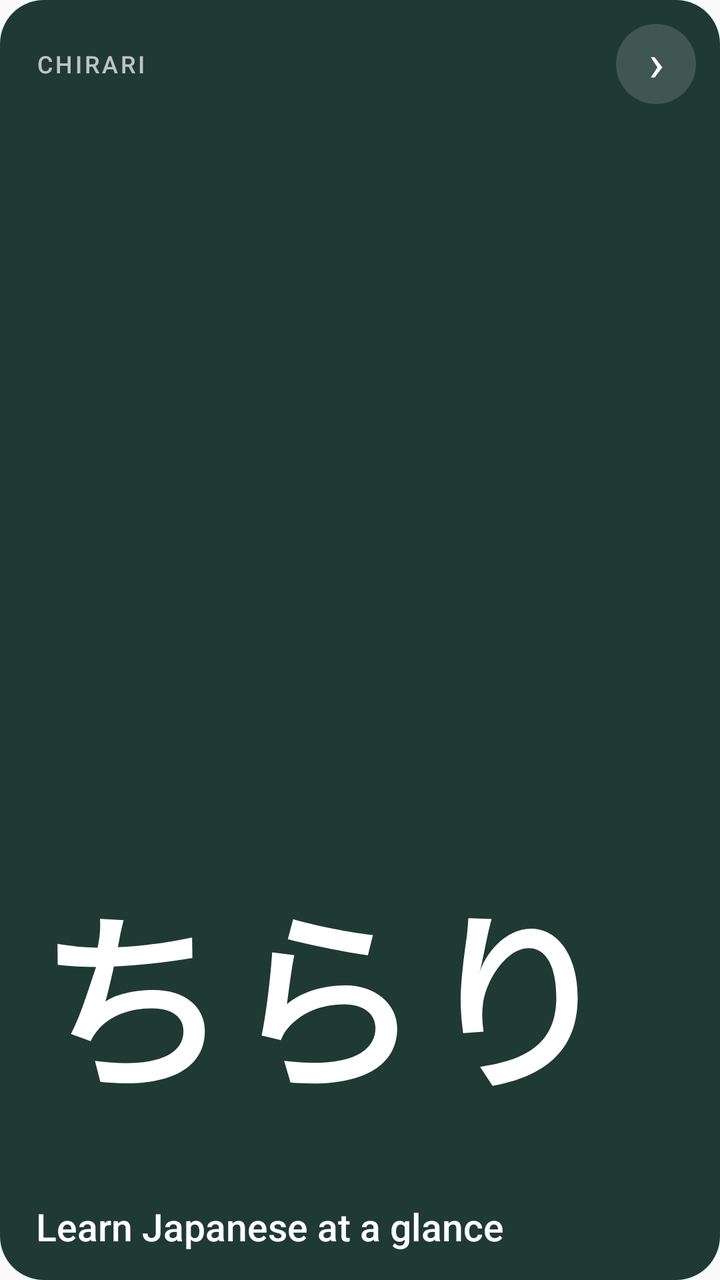
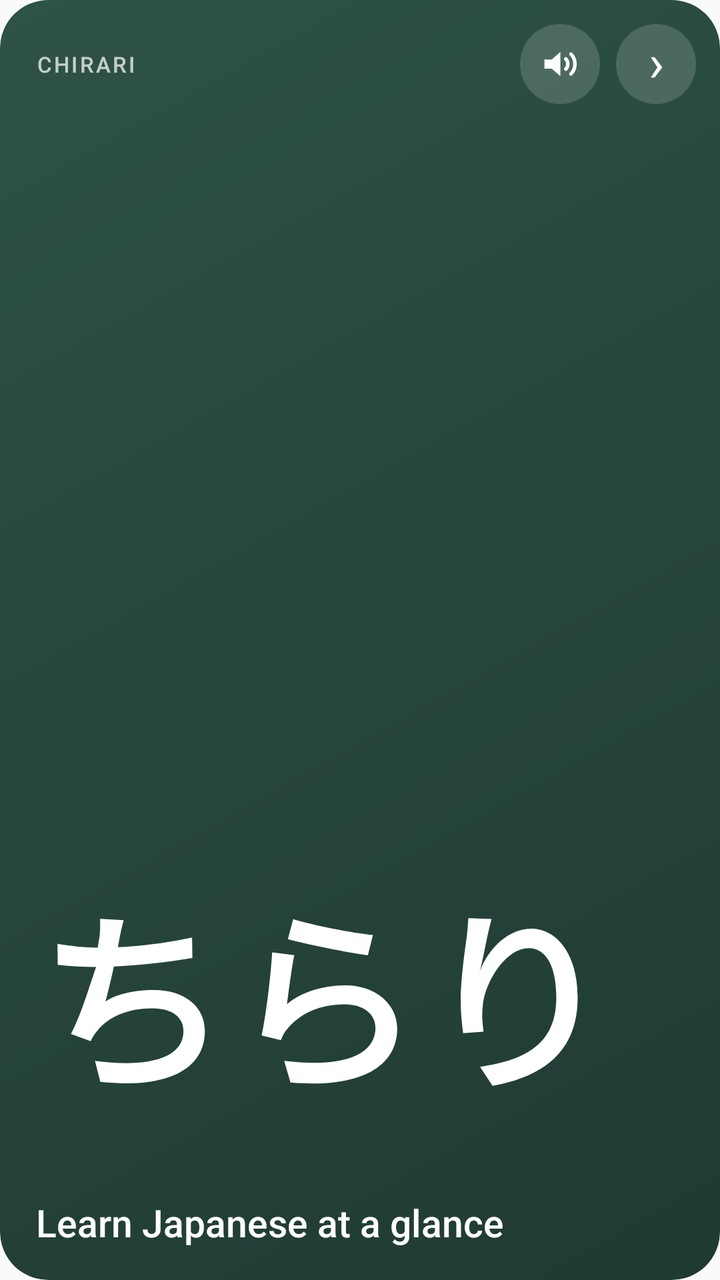

An Android layout rendered at two revisions. The XML below is the earlier revision; the diff shows what the commit changed to produce the second picture.
<!-- AndroidManifest.xml: application theme android:Theme.Material.Light.NoActionBar -->
<!-- res/layout/widget_word.xml -->
<?xml version="1.0" encoding="utf-8"?>
<LinearLayout xmlns:android="http://schemas.android.com/apk/res/android"
    android:id="@+id/widget_root"
    android:layout_width="match_parent"
    android:layout_height="match_parent"
    android:background="@drawable/widget_bg"
    android:orientation="vertical"
    android:paddingStart="18dp"
    android:paddingTop="12dp"
    android:paddingEnd="12dp"
    android:paddingBottom="14dp">

    
    <LinearLayout
        android:layout_width="match_parent"
        android:layout_height="wrap_content"
        android:gravity="center_vertical"
        android:orientation="horizontal">

        <TextView
            android:id="@+id/widget_pack"
            android:layout_width="0dp"
            android:layout_height="wrap_content"
            android:layout_weight="1"
            android:fontFamily="sans-serif-medium"
            android:letterSpacing="0.1"
            android:maxLines="1"
            android:text="CHIRARI"
            android:textColor="#B3FFFFFF"
            android:textSize="12sp" />

        <TextView
            android:id="@+id/widget_next"
            android:layout_width="40dp"
            android:layout_height="40dp"
            android:background="@drawable/widget_next_bg"
            android:contentDescription="Next word"
            android:gravity="center"
            android:includeFontPadding="false"
            android:text="›"
            android:textColor="#FFFFFF"
            android:textSize="26sp" />
    </LinearLayout>

    
    <TextView
        android:id="@+id/widget_word"
        android:layout_width="match_parent"
        android:layout_height="0dp"
        android:layout_weight="1"
        android:autoSizeMaxTextSize="96sp"
        android:autoSizeMinTextSize="26sp"
        android:autoSizeStepGranularity="2sp"
        android:autoSizeTextType="uniform"
        android:fontFamily="sans-serif"
        android:gravity="bottom|start"
        android:includeFontPadding="false"
        android:maxLines="1"
        android:text="ちらり"
        android:textColor="#FFFFFF"
        android:textStyle="bold" />

    <TextView
        android:id="@+id/widget_kana"
        android:layout_width="match_parent"
        android:layout_height="wrap_content"
        android:layout_marginTop="6dp"
        android:maxLines="1"
        android:text=""
        android:textColor="#E6FFFFFF"
        android:textSize="17sp" />

    <TextView
        android:id="@+id/widget_meaning"
        android:layout_width="match_parent"
        android:layout_height="wrap_content"
        android:layout_marginTop="6dp"
        android:ellipsize="end"
        android:fontFamily="sans-serif-medium"
        android:maxLines="2"
        android:text="Learn Japanese at a glance"
        android:textColor="#FFFFFF"
        android:textSize="19sp" />
</LinearLayout>
<!-- resources referenced by this layout -->
<resources>
  <!-- drawable widget_bg (drawable) -->
  <?xml version="1.0" encoding="utf-8"?>
  <shape xmlns:android="http://schemas.android.com/apk/res/android" android:shape="rectangle">
      <solid android:color="#1F3A33" />
      <corners android:radius="22dp" />
  </shape>
  <!-- drawable widget_next_bg (drawable) -->
  <?xml version="1.0" encoding="utf-8"?>
  <shape xmlns:android="http://schemas.android.com/apk/res/android" android:shape="oval">
      <solid android:color="#26FFFFFF" />
  </shape>
</resources>

<!-- the commit's change to res/layout/widget_word.xml (unified diff, before → after) -->
@@ -1,84 +1,119 @@
 <?xml version="1.0" encoding="utf-8"?>
-<LinearLayout xmlns:android="http://schemas.android.com/apk/res/android"
-    android:id="@+id/widget_root"
+<FrameLayout xmlns:android="http://schemas.android.com/apk/res/android"
+    android:id="@android:id/background"
     android:layout_width="match_parent"
     android:layout_height="match_parent"
-    android:background="@drawable/widget_bg"
-    android:orientation="vertical"
-    android:paddingStart="18dp"
-    android:paddingTop="12dp"
-    android:paddingEnd="12dp"
-    android:paddingBottom="14dp">
+    android:background="@drawable/bg_nori"
+    android:clipToOutline="true">
 
     
+    <ImageView
+        android:id="@+id/widget_photo"
+        android:layout_width="match_parent"
+        android:layout_height="match_parent"
+        android:importantForAccessibility="no"
+        android:scaleType="centerCrop"
+        android:visibility="gone" />
+
+    <ImageView
+        android:id="@+id/widget_scrim"
+        android:layout_width="match_parent"
+        android:layout_height="match_parent"
+        android:importantForAccessibility="no"
+        android:scaleType="fitXY"
+        android:src="@drawable/photo_scrim"
+        android:visibility="gone" />
+
     <LinearLayout
+        android:id="@+id/widget_root"
         android:layout_width="match_parent"
-        android:layout_height="wrap_content"
-        android:gravity="center_vertical"
-        android:orientation="horizontal">
+        android:layout_height="match_parent"
+        android:orientation="vertical"
+        android:paddingStart="18dp"
+        android:paddingTop="12dp"
+        android:paddingEnd="12dp"
+        android:paddingBottom="16dp">
+
+        
+        <LinearLayout
+            android:layout_width="match_parent"
+            android:layout_height="wrap_content"
+            android:gravity="center_vertical"
+            android:orientation="horizontal">
+
+            <TextView
+                android:id="@+id/widget_pack"
+                android:layout_width="0dp"
+                android:layout_height="wrap_content"
+                android:layout_weight="1"
+                android:fontFamily="sans-serif-medium"
+                android:letterSpacing="0.1"
+                android:maxLines="1"
+                android:text="CHIRARI"
+                android:textColor="#B8FFFFFF"
+                android:textSize="11sp" />
+
+            <ImageView
+                android:id="@+id/widget_say"
+                android:layout_width="40dp"
+                android:layout_height="40dp"
+                android:background="@drawable/widget_btn_dark"
+                android:contentDescription="Listen"
+                android:padding="9dp"
+                android:src="@drawable/ic_volume" />
+
+            <TextView
+                android:id="@+id/widget_next"
+                android:layout_width="40dp"
+                android:layout_height="40dp"
+                android:layout_marginStart="8dp"
+                android:background="@drawable/widget_btn_dark"
+                android:contentDescription="Next word"
+                android:gravity="center"
+                android:includeFontPadding="false"
+                android:text="›"
+                android:textColor="#FFFFFF"
+                android:textSize="26sp" />
+        </LinearLayout>
+
+        
+        <TextView
+            android:id="@+id/widget_word"
+            android:layout_width="match_parent"
+            android:layout_height="0dp"
+            android:layout_weight="1"
+            android:autoSizeMaxTextSize="96sp"
+            android:autoSizeMinTextSize="26sp"
+            android:autoSizeStepGranularity="2sp"
+            android:autoSizeTextType="uniform"
+            android:fontFamily="sans-serif"
+            android:gravity="bottom|start"
+            android:includeFontPadding="false"
+            android:maxLines="1"
+            android:text="ちらり"
+            android:textColor="#FFFFFF"
+            android:textStyle="bold" />
 
         <TextView
-            android:id="@+id/widget_pack"
-            android:layout_width="0dp"
+            android:id="@+id/widget_kana"
+            android:layout_width="match_parent"
             android:layout_height="wrap_content"
-            android:layout_weight="1"
-            android:fontFamily="sans-serif-medium"
-            android:letterSpacing="0.1"
+            android:layout_marginTop="6dp"
             android:maxLines="1"
-            android:text="CHIRARI"
-            android:textColor="#B3FFFFFF"
-            android:textSize="12sp" />
+            android:text=""
+            android:textColor="#E6FFFFFF"
+            android:textSize="17sp" />
 
         <TextView
-            android:id="@+id/widget_next"
-            android:layout_width="40dp"
-            android:layout_height="40dp"
-            android:background="@drawable/widget_next_bg"
-            android:contentDescription="Next word"
-            android:gravity="center"
-            android:includeFontPadding="false"
-            android:text="›"
+            android:id="@+id/widget_meaning"
+            android:layout_width="match_parent"
+            android:layout_height="wrap_content"
+            android:layout_marginTop="4dp"
+            android:ellipsize="end"
+            android:fontFamily="sans-serif-medium"
+            android:maxLines="2"
+            android:text="Learn Japanese at a glance"
             android:textColor="#FFFFFF"
-            android:textSize="26sp" />
+            android:textSize="19sp" />
     </LinearLayout>
-
-    
-    <TextView
-        android:id="@+id/widget_word"
-        android:layout_width="match_parent"
-        android:layout_height="0dp"
-        android:layout_weight="1"
-        android:autoSizeMaxTextSize="96sp"
-        android:autoSizeMinTextSize="26sp"
-        android:autoSizeStepGranularity="2sp"
-        android:autoSizeTextType="uniform"
-        android:fontFamily="sans-serif"
-        android:gravity="bottom|start"
-        android:includeFontPadding="false"
-        android:maxLines="1"
-        android:text="ちらり"
-        android:textColor="#FFFFFF"
-        android:textStyle="bold" />
-
-    <TextView
-        android:id="@+id/widget_kana"
-        android:layout_width="match_parent"
-        android:layout_height="wrap_content"
-        android:layout_marginTop="6dp"
-        android:maxLines="1"
-        android:text=""
-        android:textColor="#E6FFFFFF"
-        android:textSize="17sp" />
-
-    <TextView
-        android:id="@+id/widget_meaning"
-        android:layout_width="match_parent"
-        android:layout_height="wrap_content"
-        android:layout_marginTop="6dp"
-        android:ellipsize="end"
-        android:fontFamily="sans-serif-medium"
-        android:maxLines="2"
-        android:text="Learn Japanese at a glance"
-        android:textColor="#FFFFFF"
-        android:textSize="19sp" />
-</LinearLayout>
+</FrameLayout>
<!-- resource entries referenced after the edit -->
@@ -1,15 +1,31 @@
 <!-- resources referenced by this layout -->
 <resources>
-  <!-- drawable widget_bg (drawable) -->
+  <!-- drawable bg_nori (drawable) -->
   <?xml version="1.0" encoding="utf-8"?>
   <shape xmlns:android="http://schemas.android.com/apk/res/android" android:shape="rectangle">
-      <solid android:color="#1F3A33" />
-      <corners android:radius="22dp" />
+      <gradient android:angle="315" android:startColor="#2E5248" android:endColor="#1F3A33" />
+      <corners android:radius="24dp" />
   </shape>
-  <!-- drawable widget_next_bg (drawable) -->
+  <!-- drawable ic_volume (drawable) -->
+  <?xml version="1.0" encoding="utf-8"?>
+  <vector xmlns:android="http://schemas.android.com/apk/res/android"
+      android:width="24dp" android:height="24dp" android:viewportWidth="24" android:viewportHeight="24">
+      <path android:fillColor="#FFFFFF" android:pathData="M3.5,9.5 L7.5,9.5 L12.2,5.4 L12.2,18.6 L7.5,14.5 L3.5,14.5 Z" />
+      <path android:fillColor="#00000000" android:strokeColor="#FFFFFF" android:strokeWidth="1.9"
+          android:strokeLineCap="round" android:pathData="M15.2,9.2 C16.6,10.7 16.6,13.3 15.2,14.8" />
+      <path android:fillColor="#00000000" android:strokeColor="#FFFFFF" android:strokeWidth="1.9"
+          android:strokeLineCap="round" android:pathData="M18,6.6 C20.9,9.7 20.9,14.3 18,17.4" />
+  </vector>
+  <!-- drawable photo_scrim (drawable) -->
+  <?xml version="1.0" encoding="utf-8"?>
+  <shape xmlns:android="http://schemas.android.com/apk/res/android" android:shape="rectangle">
+      <gradient android:angle="270" android:startColor="#73000000" android:centerColor="#1F000000" android:endColor="#C7000000" />
+      <corners android:radius="24dp" />
+  </shape>
+  <!-- drawable widget_btn_dark (drawable) -->
   <?xml version="1.0" encoding="utf-8"?>
   <shape xmlns:android="http://schemas.android.com/apk/res/android" android:shape="oval">
-      <solid android:color="#26FFFFFF" />
+      <solid android:color="#29FFFFFF" />
   </shape>
 </resources>
 
